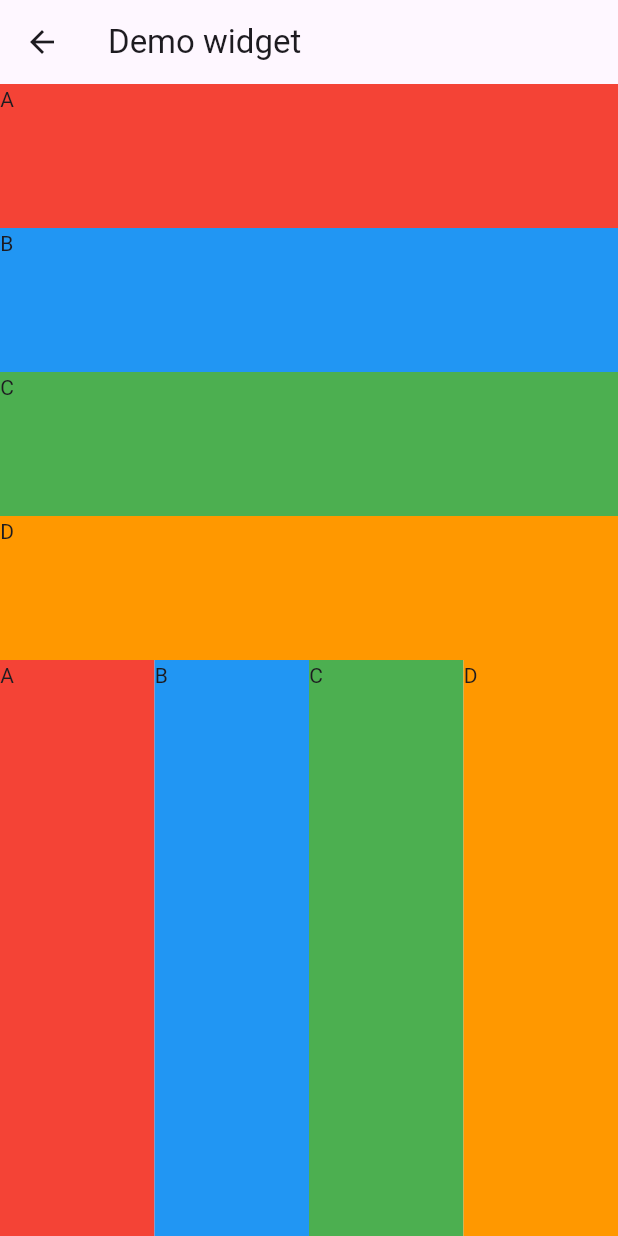
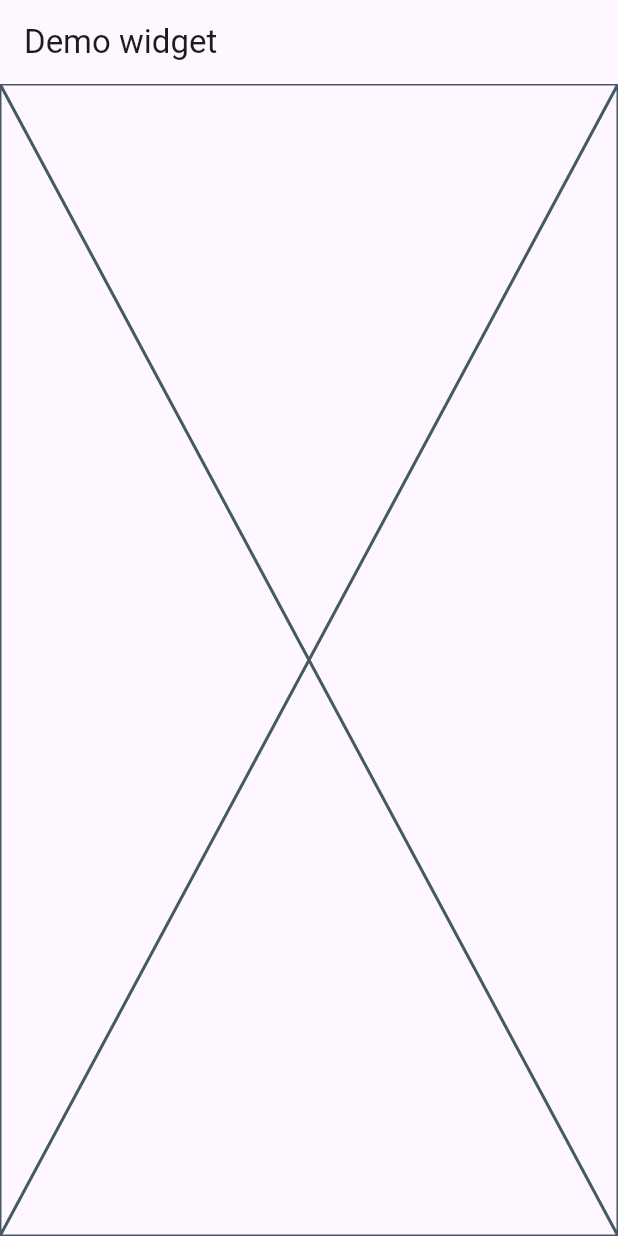
Before and after one commit to phamtanphat/statefull_stateless_widget16032024, a Flutter app: the DemoWidgetPage screen opened directly, on a phone screen of 412 x 824 dp. Run offline on Flutter 3.47's test engine with Material 3 defaults, Android fonts, the phone set to English and light mode, and no system bars.

Commit message:
Setup demo stack

```diff
--- a/lib/demo_widget_page.dart
+++ b/lib/demo_widget_page.dart
@@ -14,7 +14,27 @@ class _DemoWidgetPageState extends State<DemoWidgetPage> {
       appBar: AppBar(
         title: Text("Demo widget"),
       ),
-      body: Container(
+      body: DemoStack()
+    );
+  }
+}
+
+class DemoStack extends StatelessWidget {
+  const DemoStack({super.key});
+
+  @override
+  Widget build(BuildContext context) {
+    return const Placeholder();
+  }
+}
+
+
+class DemoColumAndRow extends StatelessWidget {
+  const DemoColumAndRow({super.key});
+
+  @override
+  Widget build(BuildContext context) {
+    return Container(
         constraints: BoxConstraints.expand(),
         child: Column(
             mainAxisSize: MainAxisSize.max,
@@ -49,7 +69,6 @@ class _DemoWidgetPageState extends State<DemoWidgetPage> {
                       ])
               )
             ])
-      )
     );
   }
 }
--- a/lib/main.dart
+++ b/lib/main.dart
@@ -1,4 +1,5 @@
 import 'package:flutter/material.dart';
+import 'package:statefull_stateless_widget16032024/demo_widget_page.dart';
 import 'package:statefull_stateless_widget16032024/layout_screen_3_page.dart';
 
 import 'demo_stateless_widget_page.dart';
@@ -16,7 +17,7 @@ class MyApp extends StatelessWidget {
     return MaterialApp(
       title: 'Flutter Demo',
       theme: ThemeData(primarySwatch: Colors.blue),
-      home: LayoutScreen3Page()
+      home: DemoWidgetPage()
     );
   }
 }
```
Lines whose indentation alone changed are shown as unchanged.
